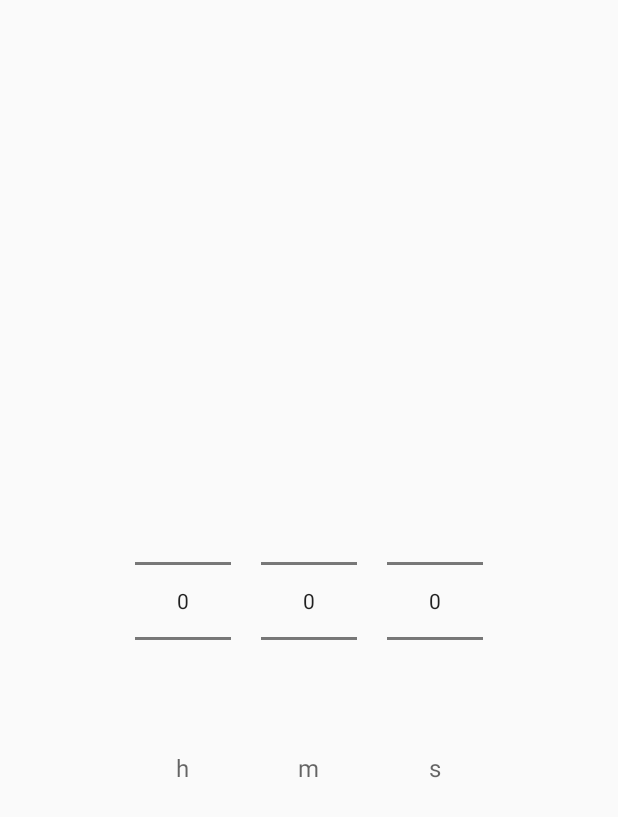
After one commit to jpgiance/Chess-Timer, an Android app: the layout dialog_timer_picker.xml on its own in the app's theme, with its tools: preview values and no code run, on a phone screen of 412 x 824 dp. The commit adds this screen. Shown: the top 817 px of the screen. Run offline under Robolectric (Android 15) with nearby library versions, the phone set to English and light mode, and no system bars.

Commit message:
feat: Added dialog for editing players timer

```diff
--- /dev/null
+++ b/app/src/main/java/com/jorgegiance/chess_timer/util/TimerPickerDialogCallback.java
@@ -0,0 +1,5 @@
+package com.jorgegiance.chess_timer.util;
+
+public interface TimerPickerDialogCallback {
+    void timeSaved(String name);
+}
--- /dev/null
+++ b/app/src/main/res/layout/dialog_timer_picker.xml
@@ -0,0 +1,70 @@
+<?xml version="1.0" encoding="utf-8"?>
+<LinearLayout xmlns:android="http://schemas.android.com/apk/res/android"
+    android:layout_width="match_parent"
+    android:layout_height="match_parent"
+    android:gravity="center"
+    android:orientation="horizontal">
+
+    <LinearLayout
+        android:layout_width="wrap_content"
+        android:layout_height="wrap_content"
+        android:gravity="center"
+        android:orientation="vertical">
+
+        <NumberPicker
+            android:id="@+id/hours"
+            android:layout_width="wrap_content"
+            android:layout_height="wrap_content"
+            android:layout_margin="10dp" />
+
+        <TextView
+            android:layout_width="wrap_content"
+            android:layout_height="wrap_content"
+            android:text="@string/hours"
+            android:textAppearance="@style/TextAppearance.AppCompat.Widget.ActionBar.Subtitle" />
+
+
+    </LinearLayout>
+
+    <LinearLayout
+        android:layout_width="wrap_content"
+        android:layout_height="wrap_content"
+        android:gravity="center"
+        android:orientation="vertical">
+
+        <NumberPicker
+            android:id="@+id/minutes"
+            android:layout_width="wrap_content"
+            android:layout_height="wrap_content"
+            android:layout_margin="10dp" />
+
+        <TextView
+            android:layout_width="wrap_content"
+            android:layout_height="wrap_content"
+            android:text="@string/minutes"
+            android:textAppearance="@style/TextAppearance.AppCompat.Widget.ActionBar.Subtitle" />
+
+
+    </LinearLayout>
+
+    <LinearLayout
+        android:layout_width="wrap_content"
+        android:layout_height="wrap_content"
+        android:gravity="center"
+        android:orientation="vertical">
+
+        <NumberPicker
+            android:id="@+id/seconds"
+            android:layout_width="wrap_content"
+            android:layout_height="wrap_content"
+            android:layout_margin="10dp" />
+
+        <TextView
+            android:layout_width="wrap_content"
+            android:layout_height="wrap_content"
+            android:text="@string/seconds"
+            android:textAppearance="@style/TextAppearance.AppCompat.Widget.ActionBar.Subtitle" />
+    </LinearLayout>
+
+
+</LinearLayout>
--- a/app/src/main/res/values/strings.xml
+++ b/app/src/main/res/values/strings.xml
@@ -22,5 +22,8 @@
     <string name="ok">OK</string>
     <string name="cancel">Cancel</string>
     <string name="name_dialog_title">Enter player name</string>
+    <string name="hours">h</string>
+    <string name="minutes">m</string>
+    <string name="seconds">s</string>
 
 </resources>
```
Also changed, not shown: app/src/main/java/com/jorgegiance/chess_timer/ui/MainActivity.java (+45 -7 lines), app/src/main/java/com/jorgegiance/chess_timer/ui/PlayerNameDialog.java (renamed from app/src/main/java/com/jorgegiance/chess_timer/ui/DialogPlayerName.java, +7 -4 lines), app/src/main/java/com/jorgegiance/chess_timer/ui/TimerPickerDialog.java (added, +95 -0 lines), app/src/main/java/com/jorgegiance/chess_timer/util/Utils.java (added, +46 -0 lines), app/src/main/res/layout/activity_main.xml (+4 -4 lines), app/src/main/res/layout/dialog_player_name.xml (renamed from app/src/main/res/layout/player_name_dialog.xml).
